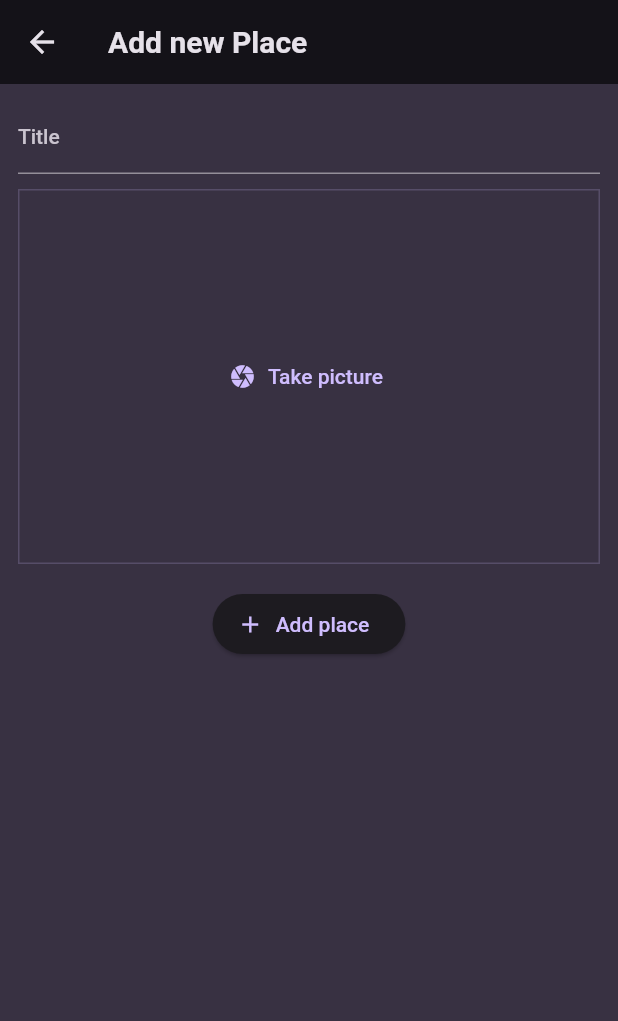
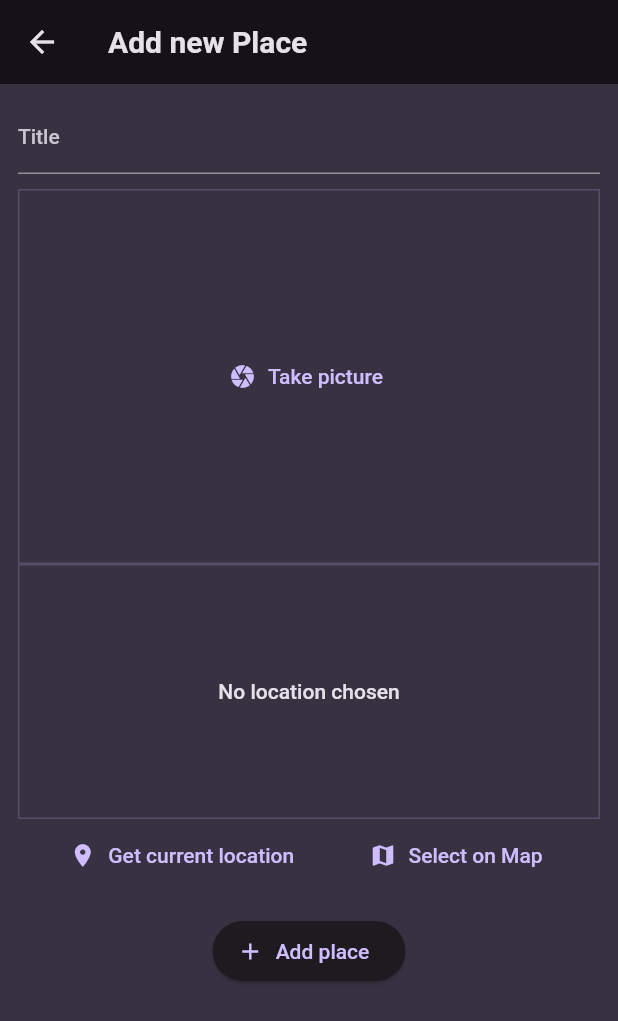
Before and after one commit to homebrew-coding-club/favorite_places, a Flutter app: the AddPlaceScreen screen opened directly, on a phone screen of 412 x 824 dp. Shown: the top 1021 px of the screen. Run offline on Flutter 3.47's test engine with Material 2 defaults, Android fonts, the phone set to English and light mode, and no system bars; our stand-ins replace flutter_riverpod, google_fonts, image_picker.

Commit message:
add location package

```diff
--- a/lib/screen/add_place.dart
+++ b/lib/screen/add_place.dart
@@ -2,6 +2,7 @@ import 'dart:io';
 
 import 'package:favorite_places/providers/user_places.dart';
 import 'package:favorite_places/widget/image_input.dart';
+import 'package:favorite_places/widget/location_input.dart';
 import 'package:flutter/material.dart';
 import 'package:flutter_riverpod/flutter_riverpod.dart';
 
@@ -61,6 +62,7 @@ class _AddPlaceScreenState extends ConsumerState<AddPlaceScreen> {
                 _selectedImage = image;
               } ,
             ),
+            const LocationInput(),
             const SizedBox(
               height: 16,
             ),
--- a/lib/widget/image_input.dart
+++ b/lib/widget/image_input.dart
@@ -66,7 +66,7 @@ class _ImageInputState extends State<ImageInput> {
         color: Theme.of(context).colorScheme.primary.withOpacity(
               0.2,
             ),
-      )),
+      ),),
       height: 250,
       width: double.infinity,
       alignment: Alignment.center,
--- /dev/null
+++ b/lib/widget/location_input.dart
@@ -0,0 +1,58 @@
+import 'package:flutter/material.dart';
+
+class LocationInput extends StatefulWidget {
+  const LocationInput({super.key});
+
+  @override
+  State<LocationInput> createState() => _LocationInputState();
+}
+
+class _LocationInputState extends State<LocationInput> {
+  @override
+  Widget build(BuildContext context) {
+    return Column(
+      children: [
+        Container(
+          height: 170,
+          width: double.infinity,
+          alignment: Alignment.center,
+          decoration: BoxDecoration(
+            border: Border.all(
+              width: 1,
+              color: Theme.of(context).colorScheme.primary.withOpacity(
+                    0.2,
+                  ),
+            ),
+          ),
+          child: Text('No location chosen', textAlign: TextAlign.center,
+          style: Theme.of(context).textTheme.bodyLarge!.copyWith(
+            color: Theme.of(context).colorScheme.onBackground
+          ),),
+        ),
+        Row(
+          mainAxisAlignment: MainAxisAlignment.spaceEvenly,
+          children: [
+            TextButton.icon(
+              onPressed: () {},
+              icon: const Icon(
+                Icons.location_on,
+              ),
+              label: const Text(
+                'Get current location',
+              ),
+            ),
+            TextButton.icon(
+              onPressed: () {},
+              icon: const Icon(
+                Icons.map,
+              ),
+              label: const Text(
+                'Select on Map',
+              ),
+            )
+          ],
+        ),
+      ],
+    );
+  }
+}
--- a/pubspec.yaml
+++ b/pubspec.yaml
@@ -39,6 +39,7 @@ dependencies:
   uuid: ^4.1.0
   flutter_riverpod: ^2.4.3
   image_picker: ^1.0.4
+  location: ^5.0.3
 
 dev_dependencies:
   flutter_test:
```
Also changed, not shown: 3 other files.
